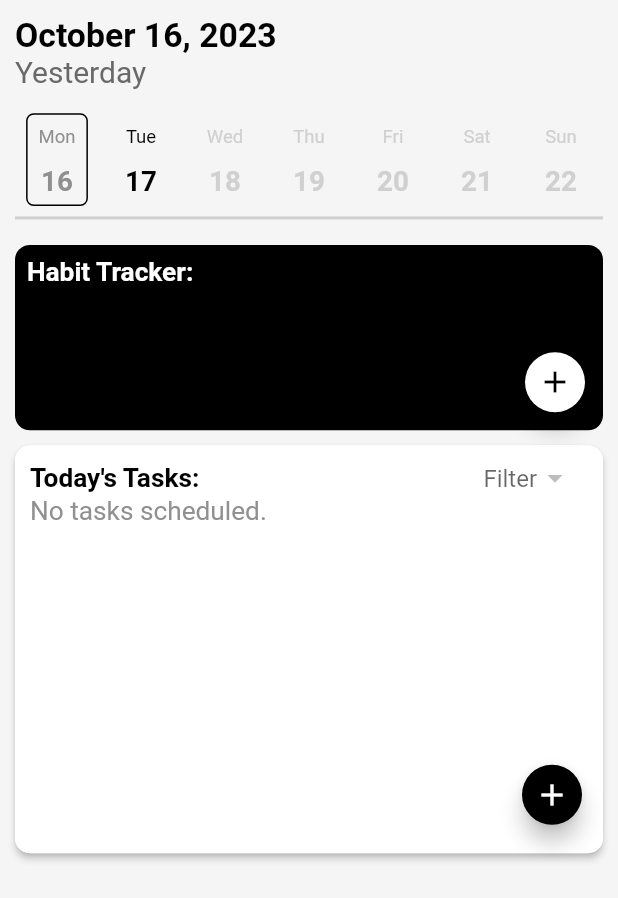
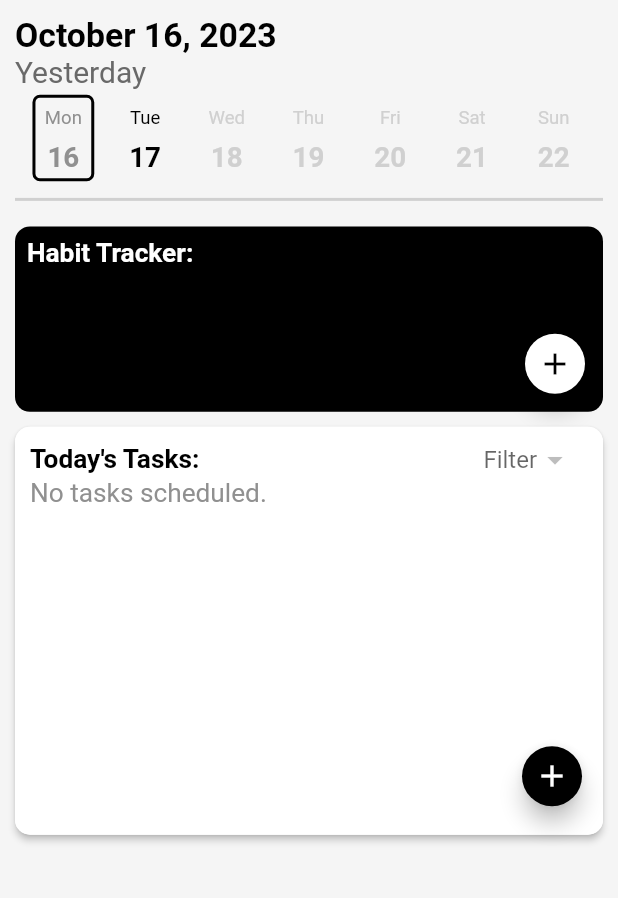
Before and after one commit to TristanTsang/scheduler-app, a Flutter app: the screen it shows after launch, after a tap on "Mon", on a phone screen of 412 x 824 dp. Shown: the top 898 px of the screen. Run offline on Flutter 3.47's test engine with Material 2 defaults, Android fonts, the phone set to English and light mode, and no system bars; drawn by our look-alikes of scrollable_positioned_list.

Commit message:
Working habits

```diff
--- a/lib/models/HabitData.dart
+++ b/lib/models/HabitData.dart
@@ -1,68 +1,61 @@
 import 'dart:collection';
 import 'package:flutter/cupertino.dart';
 import 'package:improvement_journal/extensions.dart';
-
 import 'habit.dart';
 
 class HabitData extends ChangeNotifier {
-  HashMap<Habit, HashSet<DateTime>> _habitMap =
-      HashMap<Habit, HashSet<DateTime>>();
-  HashMap<DateTime, Set<Habit>> _dateMap =
+  final HashMap<DateTime, Set<Habit>> _dateMap =
       HashMap<DateTime, Set<Habit>>(equals: (DateTime a, DateTime b) {
     return a.isSameDate(b);
-  });
-  var currentHabits = <Habit>[];
+  }, );
+  var allHabits = <Habit>[];
 
   void addHabit(Habit habit, DateTime date) {
-    _habitMap.addAll({
-      habit: HashSet<DateTime>(equals: (DateTime a, DateTime b) {
-        return a.isSameDate(b);
-      })
-    });
-    currentHabits.add(habit);
+    allHabits.add(habit);
     _dateMap[date]!.add(habit);
     notifyListeners();
   }
 
   void removeHabit(Habit habit) {
-    currentHabits.remove(habit);
+    allHabits.remove(habit);
     notifyListeners();
   }
+
+  bool isTrue(DateTime date, Habit habit) {
+    return habit.dateSet.contains(date);
+  }
+
+  Set<Habit> getHabits(DateTime date) {
+    return _dateMap[date]!;
+  }
+
+  void markHabitDate(DateTime date, Habit habit) {
+    if (isTrue(date, habit)) {
+      print(1);
+      habit.removeDate(date);
+    } else {
+      print(2);
+      habit.addDate(date);
+    }
+    notifyListeners();
+  }
+
   void updateDate(DateTime date) {
     _dateMap.putIfAbsent(date, () {
       Set<Habit> mySet = <Habit>{};
-      for (Habit item in currentHabits) {
-        mySet.add(Habit(item.name));
+      for (Habit item in allHabits) {
+        if (item.tracked) {
+          mySet.add(item);
+        }
       }
       return mySet;
-    },);
-
+    });
   }
 
-  int getStreak(Habit habit) {
-    int streak = 0;
-    if (_habitMap[habit]!.contains(DateTime.now()))
-      streak++;
-    while (_habitMap[habit]!.contains(DateTime(DateTime.now().year,
-        DateTime.now().month, DateTime.now().day - 1 - streak))) {
-      streak++;
-    }
-    return streak;
-  }
-
-  void deleteHabit(Habit habit){
-    _habitMap.remove(habit);
-    currentHabits.remove(habit);
-    _dateMap.forEach((key, value){
+  void deleteHabit(Habit habit) {
+    allHabits.remove(habit);
+    _dateMap.forEach((key, value) {
       _dateMap[key]!.remove(value);
     });
   }
-
-  void checkHabit(DateTime date, Habit habit){
-    habit.checkTask();
-    _habitMap[habit]!.add(date);
-  }
-
-  Set<Habit> getHabits(DateTime date) =>_dateMap[date]!;
-  Set<Habit> getDates(Habit habit) => _dateMap[habit]!;
 }
--- a/lib/models/habit.dart
+++ b/lib/models/habit.dart
@@ -1,24 +1,64 @@
+import 'dart:collection';
+import 'package:improvement_journal/extensions.dart';
+
 class Habit {
+  int highestStreak =0;
   late String _name;
-  bool _value = false;
+  final _dateSet =
+      HashSet<DateTime>(equals: (DateTime a, DateTime b) {
+    return a.isSameDate(b);
+  },hashCode: (DateTime date) {
+        return int.tryParse("${date.year}${date.month}${date.day}")!;
+      });
+  bool _tracked = true;
 
   Habit(String name) {
     _name = name;
   }
 
-  void checkTask() {
-    _value = !_value;
+  void untrack(){
+    _tracked = false;
+  }
+  void track(){
+    _tracked =true;
   }
 
-  bool get value => _value;
+  addDate(DateTime date) {
+    dateSet.add(date);
+  }
+
+  removeDate(DateTime date) {
+    dateSet.remove(date);
+  }
 
   String get name => _name;
+  bool get tracked => _tracked;
 
   set name(String value) {
     _name = value;
   }
 
+  int getStreak(DateTime date) {
+    int streak =0;
+
+    while(dateSet.contains(date.subtract(Duration(days: 1 +streak)))){
+      streak++;
+    }
+
+    if(dateSet.contains(date))
+      streak++;
+    if(streak>highestStreak){
+      highestStreak = streak;
+    }
+    return streak;
+  }
+
+  HashSet<DateTime> get dateSet => _dateSet;
+
+
+
   @override
   bool operator ==(Object other) =>
-      identical(this, other) || other is Habit && (other as Habit).name.toLowerCase() == name.toLowerCase();
+      identical(this, other) ||
+      other is Habit && other.name.toLowerCase() == name.toLowerCase();
 }
--- a/lib/screens/homeScreen.dart
+++ b/lib/screens/homeScreen.dart
@@ -4,6 +4,7 @@ import 'package:improvement_journal/extensions.dart';
 import 'package:intl/intl.dart';
 import 'package:improvement_journal/constants.dart';
 import 'package:provider/provider.dart';
+import 'package:scrollable_positioned_list/scrollable_positioned_list.dart';
 
 import '../models/journalData.dart';
 import '../models/journalEntry.dart';
@@ -57,16 +58,10 @@ class _HomeScreenState extends State<HomeScreen> {
           padding: const EdgeInsets.all(10.0),
           child: ListView(
             children: [
-              Text(
-                DateFormat.yMMMMd('en_US').format(selectedDay),
-                style: primaryHeader
-              ),
-              Text(getDateText(),
-                  style: primarySubtitle),
-              SizedBox(
-                height: MediaQuery.of(context).size.height * 0.02,
-              ),
-              CalendarTimeline(),
+              Text(DateFormat.yMMMMd('en_US').format(selectedDay),
+                  style: primaryHeader),
+              Text(getDateText(), style: primarySubtitle),
+              SizedBox(height: MediaQuery.of(context).size.height*0.08,child: CalendarTimeline()),
               Divider(
                 color: kLightAccentColor,
                 thickness: 2,
@@ -107,25 +102,60 @@ class CalendarTimeline extends StatefulWidget {
 }
 
 class _CalendarTimelineState extends State<CalendarTimeline> {
-  List<Widget> displayWeek(DateTime initialDate) {
-    List<Widget> dateWidgets = [];
-    for (int i = 0; i < 7; i++) {
-      dateWidgets.add(DateWidget(
-        date:
-            DateTime(initialDate.year, initialDate.month, initialDate.day + i),
-        selectedDate:
-            Provider.of<JournalData>(context, listen: true).getSelectedDay(),
+  List<Widget> displayWeek(DateTime initialDate, Function myFunc) {
+    List<Widget> weekWidgets = [];
+    for (int j = 0; j < 3; j++) {
+      List<Widget> dateWidgets = [];
+
+      for (int i = 0; i < 7; i++) {
+        dateWidgets.add(DateWidget(
+          date: DateTime(
+              initialDate.year, initialDate.month, initialDate.day + i + 7*(j-1)),
+          selectedDate:
+              Provider.of<JournalData>(context, listen: true).getSelectedDay(),
+        ));
+      }
+
+      weekWidgets.add(SizedBox(
+        width: MediaQuery.of(context).size.width*0.95,
+        child: Padding(
+          padding: const EdgeInsets.symmetric(horizontal: 5),
+          child: Row(
+            mainAxisAlignment: MainAxisAlignment.spaceAround,
+            crossAxisAlignment: CrossAxisAlignment.center,
+            children: dateWidgets,
+          ),
+        ),
       ));
     }
-    return dateWidgets;
+
+    return weekWidgets;
   }
+
+  var weekDate = DateTimeExtensions.mostRecentMonday(DateTime.now());
+  myFunc(DateTime date) {
+    setState(() {
+      weekDate = date;
+    });
+  }
+
+
+
 
   @override
   Widget build(BuildContext context) {
-    return Row(
-      mainAxisAlignment: MainAxisAlignment.spaceAround,
-      children:
-          displayWeek(DateTimeExtensions.mostRecentMonday(DateTime.now())),
+    ScrollController scrollController = ScrollController(
+      initialScrollOffset: MediaQuery.of(context).size.width, // or whatever offset you wish
+      keepScrollOffset: true,
+    );
+    var children = displayWeek(weekDate, myFunc);
+    return ScrollablePositionedList.builder(
+      initialScrollIndex: 1,
+      itemScrollController: ItemScrollController(),
+      scrollDirection: Axis.horizontal,
+      physics: const PageScrollPhysics(), // this for snapping
+      itemCount: children.length,
+      itemBuilder: (_, index) => children[index],
     );
   }
 }
@@ -159,19 +189,18 @@ class DateWidget extends StatelessWidget {
         fontSize: MediaQuery.of(context).size.width * 0.045,
         fontWeight: FontWeight.bold);
 
-
     return Container(
       width: MediaQuery.of(context).size.width * 0.1,
-      height: MediaQuery.of(context).size.height * 0.075,
+      height: MediaQuery.of(context).size.height * 0.07,
       decoration: BoxDecoration(
         borderRadius: BorderRadius.circular(5),
         border: Border.all(
-            color:
-                selectedDate.isSameDate(date) ? Colors.black : Colors.transparent,
-            width: 1),
+            color: selectedDate.isSameDate(date)
+                ? Colors.black
+                : Colors.transparent,
+            width: 2),
       ),
       child: RawMaterialButton(
-
         onPressed: () {
           Provider.of<JournalData>(context, listen: false)
               .changeSelectedDay(date);
--- a/lib/widgets/habitTrackerWidget.dart
+++ b/lib/widgets/habitTrackerWidget.dart
@@ -7,27 +7,22 @@ import 'package:provider/provider.dart';
 import '../models/HabitData.dart';
 import '../models/habit.dart';
 import '../screens/addTaskScreen.dart';
-
-class HabitTrackerWidget extends StatefulWidget {
+import 'HabitWidget.dart';
+class HabitTrackerWidget extends StatelessWidget {
   DateTime date;
   HabitTrackerWidget(this.date, {super.key});
-
-  @override
-  State<HabitTrackerWidget> createState() => _HabitTrackerWidgetState();
-}
-
-class _HabitTrackerWidgetState extends State<HabitTrackerWidget> {
 
   List<Widget> buildHabitList(Set<Habit> habits){
     var myList = <Widget>[];
     for(Habit habit in habits){
-      myList.add(Text(habit.name, style: TextStyle(color: Colors.white),));
+      myList.add(HabitWidget(habit, date));
     }
     return myList;
   }
+
   @override
   Widget build(BuildContext context) {
-    Provider.of<HabitData>(context, listen: false).updateDate(widget.date);
+    Provider.of<HabitData>(context, listen: false).updateDate(date);
 
     return Container(
         height: MediaQuery.of(context).size.height*0.15,
@@ -45,7 +40,7 @@ class _HabitTrackerWidgetState extends State<HabitTrackerWidget> {
               Expanded(
                 child: Stack(
                     children:[ListView(
-                  children: buildHabitList(Provider.of<HabitData>(context, listen: true).getHabits(widget.date)),
+                      children: buildHabitList(Provider.of<HabitData>(context, listen: true).getHabits(date)),
                     ),
                       Align(
                         alignment: Alignment.bottomRight,
--- a/pubspec.yaml
+++ b/pubspec.yaml
@@ -37,6 +37,7 @@ dependencies:
   cupertino_icons: ^1.0.2
   intl: ^0.18.1
   provider: ^6.0.5
+  scrollable_positioned_list: ^0.3.8
 
 dev_dependencies:
   flutter_test:
```
Also changed, not shown: lib/widgets/HabitWidget.dart (added, +36 -0 lines), lib/widgets/JournalButton.dart (added), pubspec.lock. Lines whose indentation alone changed are shown as unchanged.
